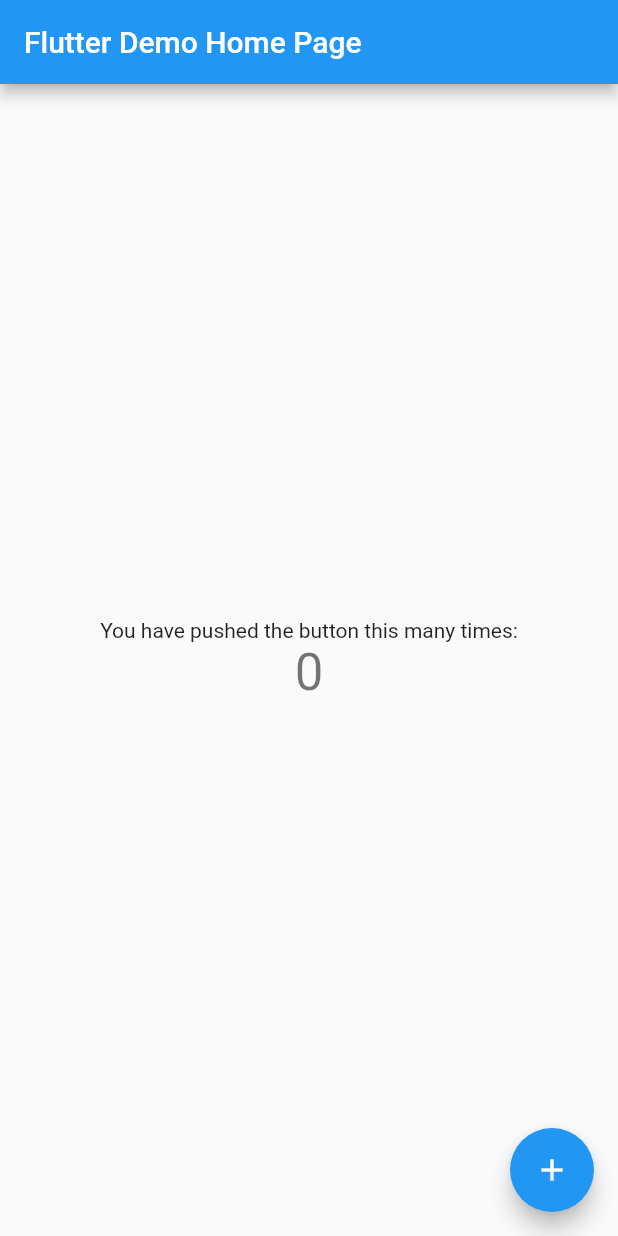
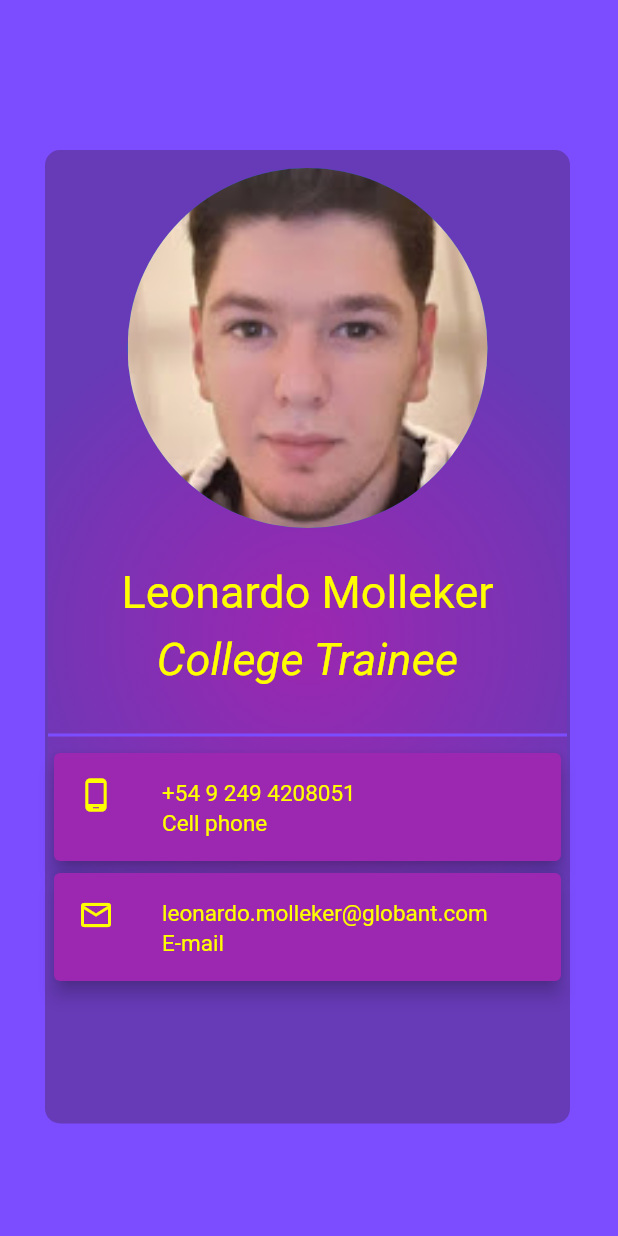
Before and after one commit to LeonardoMolleker/simple_bussines_app, a Flutter app: the screen it shows after launch, on a phone screen of 412 x 824 dp. Run offline on Flutter 3.47's test engine with Material 2 defaults, Android fonts, the phone set to English and light mode, and no system bars.

Commit message:
ui for card business page

```diff
--- a/lib/main.dart
+++ b/lib/main.dart
@@ -1,113 +1,24 @@
 import 'package:flutter/material.dart';
+import 'src/pages/card_page.dart';
 
-void main() {
-  runApp(MyApp());
-}
+void main() => runApp(MyApp());
 
 class MyApp extends StatelessWidget {
-  // This widget is the root of your application.
   @override
   Widget build(BuildContext context) {
     return MaterialApp(
-      title: 'Flutter Demo',
+      debugShowCheckedModeBanner: false,
+      title: 'Simple bussiness card app',
       theme: ThemeData(
-        // This is the theme of your application.
-        //
-        // Try running your application with "flutter run". You'll see the
-        // application has a blue toolbar. Then, without quitting the app, try
-        // changing the primarySwatch below to Colors.green and then invoke
-        // "hot reload" (press "r" in the console where you ran "flutter run",
-        // or simply save your changes to "hot reload" in a Flutter IDE).
-        // Notice that the counter didn't reset back to zero; the application
-        // is not restarted.
         primarySwatch: Colors.blue,
       ),
-      home: MyHomePage(title: 'Flutter Demo Home Page'),
+      home: CardPage(
+        name: "Leonardo Molleker",
+        position: "College Trainee",
+        srcImage: "lib/src/assets/profile.jpg",
+        number: "+54 9 249 4208051",
+        mail: "leonardo.molleker@globant.com",
+      ),
     );
   }
 }
-
-class MyHomePage extends StatefulWidget {
-  MyHomePage({Key key, this.title}) : super(key: key);
-
-  // This widget is the home page of your application. It is stateful, meaning
-  // that it has a State object (defined below) that contains fields that affect
-  // how it looks.
-
-  // This class is the configuration for the state. It holds the values (in this
-  // case the title) provided by the parent (in this case the App widget) and
-  // used by the build method of the State. Fields in a Widget subclass are
-  // always marked "final".
-
-  final String title;
-
-  @override
-  _MyHomePageState createState() => _MyHomePageState();
-}
-
-class _MyHomePageState extends State<MyHomePage> {
-  int _counter = 0;
-
-  void _incrementCounter() {
-    setState(() {
-      // This call to setState tells the Flutter framework that something has
-      // changed in this State, which causes it to rerun the build method below
-      // so that the display can reflect the updated values. If we changed
-      // _counter without calling setState(), then the build method would not be
-      // called again, and so nothing would appear to happen.
-      _counter++;
-    });
-  }
-
-  @override
-  Widget build(BuildContext context) {
-    // This method is rerun every time setState is called, for instance as done
-    // by the _incrementCounter method above.
-    //
-    // The Flutter framework has been optimized to make rerunning build methods
-    // fast, so that you can just rebuild anything that needs updating rather
-    // than having to individually change instances of widgets.
-    return Scaffold(
-      appBar: AppBar(
-        // Here we take the value from the MyHomePage object that was created by
-        // the App.build method, and use it to set our appbar title.
-        title: Text(widget.title),
-      ),
-      body: Center(
-        // Center is a layout widget. It takes a single child and positions it
-        // in the middle of the parent.
-        child: Column(
-          // Column is also a layout widget. It takes a list of children and
-          // arranges them vertically. By default, it sizes itself to fit its
-          // children horizontally, and tries to be as tall as its parent.
-          //
-          // Invoke "debug painting" (press "p" in the console, choose the
-          // "Toggle Debug Paint" action from the Flutter Inspector in Android
-          // Studio, or the "Toggle Debug Paint" command in Visual Studio Code)
-          // to see the wireframe for each widget.
-          //
-          // Column has various properties to control how it sizes itself and
-          // how it positions its children. Here we use mainAxisAlignment to
-          // center the children vertically; the main axis here is the vertical
-          // axis because Columns are vertical (the cross axis would be
-          // horizontal).
-          mainAxisAlignment: MainAxisAlignment.center,
-          children: <Widget>[
-            Text(
-              'You have pushed the button this many times:',
-            ),
-            Text(
-              '$_counter',
-              style: Theme.of(context).textTheme.headline4,
-            ),
-          ],
-        ),
-      ),
-      floatingActionButton: FloatingActionButton(
-        onPressed: _incrementCounter,
-        tooltip: 'Increment',
-        child: Icon(Icons.add),
-      ), // This trailing comma makes auto-formatting nicer for build methods.
-    );
-  }
-}
--- /dev/null
+++ b/lib/src/constants/constants.dart
@@ -0,0 +1,23 @@
+import 'package:flutter/material.dart';
+
+abstract class Constants {
+  static const double containerPaddingRightLeft = 10.0;
+  static const double containerPaddingTop = 25.0;
+  static const double safeAreaPaddingVertical = 75.0;
+  static const double safeAreaPaddingHorizontal = 20.0;
+  static const double borderWidth = 2.0;
+  static const double circleAvatarRadius = 120.0;
+  static const double gradientRadius = 0.65;
+  static const double paddingPosition = 10.0;
+  static const double fontSize = 30.0;
+  static const double cardFontSize = 15.0;
+  static const double principalContainerHeight = 700.0;
+  static const double principalContainerWidth = 350.0;
+  static const double borderRadius = 10.0;
+  static const Color cardTextColor = Colors.yellowAccent;
+  static const double dividerThickness = 2.0;
+  static const String subtitleCardMail = "E-mail";
+  static const String subtitleCardPhone = "Cell phone";
+  static const double cardElevation = 5.0;
+  static const double circleAvatarPaddingTop = 10.0;
+}
--- /dev/null
+++ b/lib/src/pages/card_page.dart
@@ -0,0 +1,163 @@
+import 'package:flutter/cupertino.dart';
+import 'package:flutter/material.dart';
+import '../constants/constants.dart';
+
+class CardPage extends StatelessWidget {
+  final String name;
+  final String position;
+  final String srcImage;
+  final String number;
+  final String mail;
+
+  CardPage({
+    this.name,
+    this.position,
+    this.srcImage,
+    this.number,
+    this.mail,
+  });
+
+  @override
+  Widget build(BuildContext context) {
+    return Scaffold(
+      backgroundColor: Colors.deepPurpleAccent,
+      body: Padding(
+        padding: const EdgeInsets.symmetric(
+          vertical: Constants.safeAreaPaddingVertical,
+          horizontal: Constants.safeAreaPaddingHorizontal,
+        ),
+        child: SafeArea(
+          child: Padding(
+            padding: const EdgeInsets.only(
+              top: Constants.containerPaddingTop,
+              left: Constants.containerPaddingRightLeft,
+              right: Constants.containerPaddingRightLeft,
+            ),
+            child: Container(
+              height: Constants.principalContainerHeight,
+              width: Constants.principalContainerWidth,
+              decoration: BoxDecoration(
+                gradient: RadialGradient(
+                  radius: Constants.gradientRadius,
+                  colors: [
+                    Colors.purple,
+                    Colors.deepPurple,
+                  ],
+                ),
+                color: Colors.deepPurpleAccent,
+                borderRadius: BorderRadius.circular(
+                  Constants.borderRadius,
+                ),
+                border: Border.all(
+                  color: Colors.deepPurple,
+                  width: Constants.borderWidth,
+                ),
+              ),
+              child: Column(
+                children: [
+                  Padding(
+                    padding: const EdgeInsets.only(
+                      top: Constants.circleAvatarPaddingTop,
+                    ),
+                    child: CircleAvatar(
+                      radius: Constants.circleAvatarRadius,
+                      backgroundImage: AssetImage(
+                        this.srcImage,
+                      ),
+                    ),
+                  ),
+                  Padding(
+                    padding: const EdgeInsets.only(
+                      top: Constants.containerPaddingTop,
+                    ),
+                    child: Container(
+                      child: Text(
+                        this.name,
+                        style: TextStyle(
+                          fontSize: Constants.fontSize,
+                          color: Constants.cardTextColor,
+                        ),
+                      ),
+                    ),
+                  ),
+                  Container(
+                    padding: EdgeInsets.only(
+                      top: Constants.paddingPosition,
+                    ),
+                    child: Text(
+                      this.position,
+                      style: TextStyle(
+                        color: Constants.cardTextColor,
+                        fontSize: Constants.fontSize,
+                        fontStyle: FontStyle.italic,
+                      ),
+                    ),
+                  ),
+                  Padding(
+                    padding: const EdgeInsets.only(
+                      top: Constants.containerPaddingTop,
+                    ),
+                    child: Container(
+                      child: Divider(
+                        color: Colors.deepPurpleAccent,
+                        thickness: Constants.dividerThickness,
+                      ),
+                    ),
+                  ),
+                  Card(
+                    elevation: Constants.cardElevation,
+                    color: Colors.purple,
+                    child: ListTile(
+                      leading: Icon(
+                        Icons.phone_android,
+                        color: Constants.cardTextColor,
+                      ),
+                      title: Text(
+                        this.number,
+                        style: TextStyle(
+                          fontSize: Constants.cardFontSize,
+                          color: Constants.cardTextColor,
+                        ),
+                      ),
+                      subtitle: Text(
+                        Constants.subtitleCardPhone,
+                        style: TextStyle(
+                          fontSize: Constants.cardFontSize,
+                          color: Constants.cardTextColor,
+                        ),
+                      ),
+                    ),
+                  ),
+                  Card(
+                    elevation: Constants.cardElevation,
+                    color: Colors.purple,
+                    child: ListTile(
+                      leading: Icon(
+                        Icons.mail_outline_outlined,
+                        color: Constants.cardTextColor,
+                      ),
+                      title: Text(
+                        this.mail,
+                        style: TextStyle(
+                          fontSize: Constants.cardFontSize,
+                          color: Constants.cardTextColor,
+                        ),
+                      ),
+                      subtitle: Text(
+                        Constants.subtitleCardMail,
+                        style: TextStyle(
+                          fontSize: Constants.cardFontSize,
+                          color: Constants.cardTextColor,
+                        ),
+                      ),
+                    ),
+                  )
+                ],
+              ),
+            ),
+          ),
+        ),
+      ),
+    );
+  }
+}
```
Also changed, not shown: pubspec.yaml (+5 -3 lines), lib/src/assets/profile.jpg (added), pubspec.lock, 9 other files.
